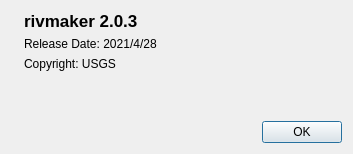
Above: apps/rivmaker/dialogs/aboutdialog.ui from i-RIC/prepost-gui before the change. Below: the same form after it.
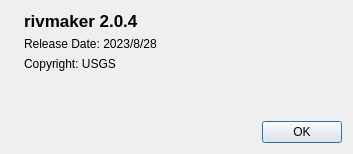
That is the form after the change. Icons and pictures are not drawn.

Commit message: Updated rivmaker version in about

What changed in the file:
```diff
--- a/apps/rivmaker/dialogs/aboutdialog.ui
+++ b/apps/rivmaker/dialogs/aboutdialog.ui
@@ -38,14 +38,14 @@
           </font>
          </property>
          <property name="text">
-          <string>rivmaker 2.0.3</string>
+          <string>rivmaker 2.0.4</string>
          </property>
         </widget>
        </item>
        <item>
         <widget class="QLabel" name="labelRelease">
          <property name="text">
-          <string>Release Date: 2021/4/28</string>
+          <string>Release Date: 2023/8/28</string>
          </property>
         </widget>
        </item>
```
